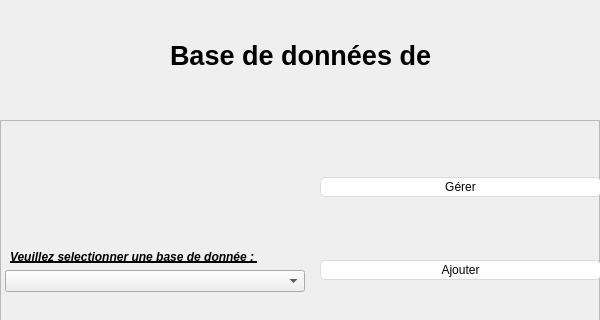
First picture: the form in FrameworkQT/src/main/c++/fr/univtours/polytech/FrameworkQT/view/databaseinterface.ui, repository ChakSem/TPs-Plateformes-C-, before the edit; both pictures show x 0 to 600 and y 0 to 320 of the 600 by 500 pixel window.
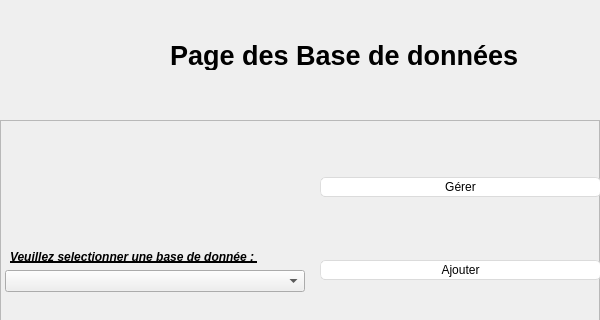
Second picture: the form after the edit.

What changed in the file:
```diff
--- a/FrameworkQT/src/main/c++/fr/univtours/polytech/FrameworkQT/view/databaseinterface.ui
+++ b/FrameworkQT/src/main/c++/fr/univtours/polytech/FrameworkQT/view/databaseinterface.ui
@@ -50,7 +50,7 @@
     </font>
    </property>
    <property name="text">
-    <string>Base de données de </string>
+    <string>Page des Base de données </string>
    </property>
   </widget>
   <widget class="QFrame" name="frame">
```
